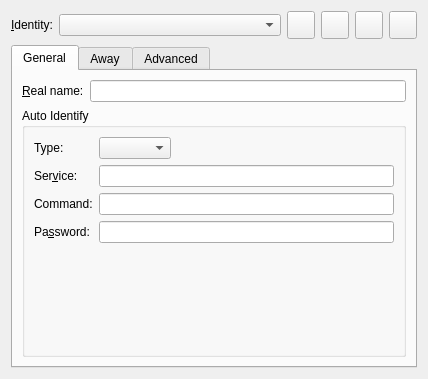
First picture: the form in src/identitydialog.ui, repository KDE/konversation, before the edit.
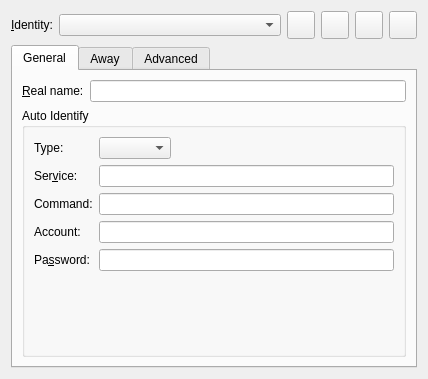
Second picture: the form after the edit. Custom widgets are drawn as their Qt base class.

Commit message: Implement SASL PLAIN authentication.

```diff
--- a/src/identitydialog.ui
+++ b/src/identitydialog.ui
@@ -252,7 +252,7 @@
           <item row="3" column="1">
            <widget class="KLineEdit" name="m_nickservCommandEdit"/>
           </item>
-          <item row="4" column="0">
+          <item row="5" column="0">
            <widget class="QLabel" name="authPasswordLabel">
             <property name="text">
              <string>Pa&amp;ssword:</string>
@@ -262,13 +262,26 @@
             </property>
            </widget>
           </item>
-          <item row="4" column="1">
+          <item row="5" column="1">
            <widget class="KLineEdit" name="m_authPasswordEdit">
             <property name="passwordMode">
              <bool>true</bool>
             </property>
            </widget>
           </item>
+          <item row="4" column="1">
+           <widget class="KLineEdit" name="m_saslAccountEdit"/>
+          </item>
+          <item row="4" column="0">
+           <widget class="QLabel" name="saslAccountLabel">
+            <property name="text">
+             <string>Account:</string>
+            </property>
+            <property name="buddy">
+             <cstring>m_saslAccountEdit</cstring>
+            </property>
+           </widget>
+          </item>
          </layout>
         </widget>
        </item>
```
Left out of the diff: 3 changed lines with no effect on the pictures. The commit also changes 3 other files.
